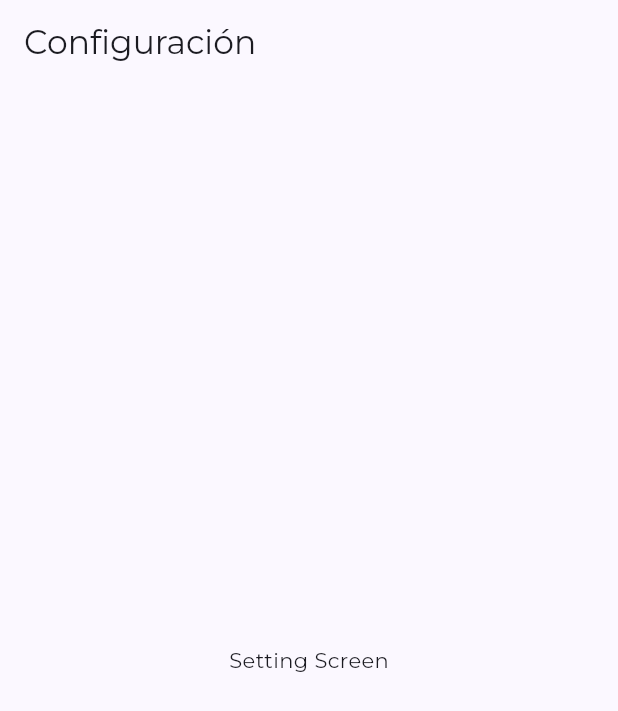
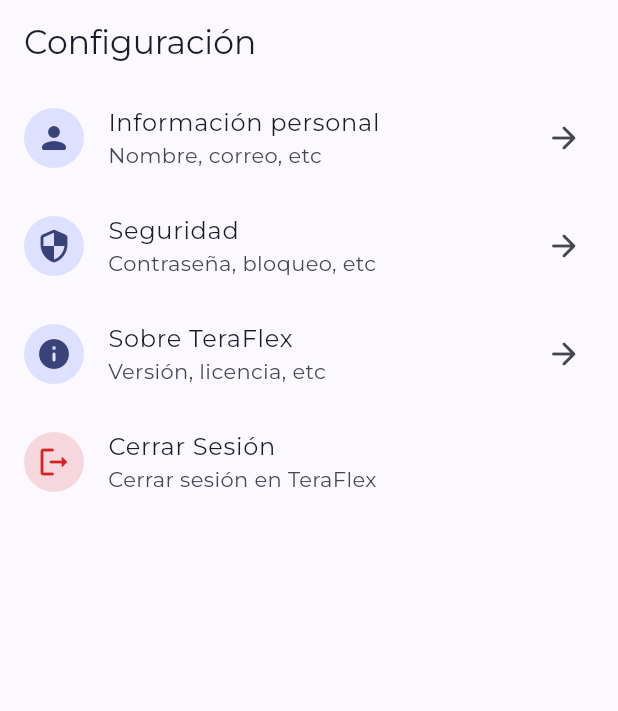
Before and after one commit to ldelacruzg/teraflex-mobile, a Flutter app: the SettingScreen screen opened by its route, on a phone screen of 412 x 824 dp. Shown: the top 711 px of the screen. Run offline on Flutter 3.47's test engine with Material 3 defaults, Android fonts, the phone set to English and light mode, and no system bars; our stand-ins replace dio, flutter_dotenv, go_router, isar, jwt_decoder; accounts and stored records are empty; generated files the repository leaves out were written again; project files that could hold a hidden picture were left out.

Commit message:
feat: add settings screen with its options without implementation

```diff
--- a/lib/config/router/app_router.dart
+++ b/lib/config/router/app_router.dart
@@ -1,6 +1,8 @@
 import 'package:go_router/go_router.dart';
 import 'package:teraflex_mobile/features/auth/ui/screens/login_screen.dart';
 import 'package:teraflex_mobile/features/home/ui/screens/home_screen.dart';
+import 'package:teraflex_mobile/features/settings/ui/screens/profile/profile_view.dart';
+import 'package:teraflex_mobile/features/settings/ui/screens/security/security_view.dart';
 import 'package:teraflex_mobile/features/settings/ui/screens/setting_screen.dart';
 import 'package:teraflex_mobile/features/welcome_messages/ui/screens/welcome_messages_screen.dart';
 
@@ -27,6 +29,18 @@ final appRouter = GoRouter(
       path: '/settings',
       name: SettingScreen.name,
       builder: (context, state) => const SettingScreen(),
+      routes: [
+        GoRoute(
+          path: 'profile',
+          name: ProfileScreen.name,
+          builder: (context, state) => const ProfileScreen(),
+        ),
+        GoRoute(
+          path: 'security',
+          name: SecurityScreen.name,
+          builder: (context, state) => const SecurityScreen(),
+        ),
+      ],
     ),
   ],
 );
--- a/lib/features/settings/ui/screens/setting_screen.dart
+++ b/lib/features/settings/ui/screens/setting_screen.dart
@@ -1,7 +1,9 @@
 import 'package:flutter/material.dart';
+import 'package:go_router/go_router.dart';
 
 class SettingScreen extends StatelessWidget {
   static String name = 'setting_screen';
+
   const SettingScreen({super.key});
 
   @override
@@ -10,8 +12,48 @@ class SettingScreen extends StatelessWidget {
       appBar: AppBar(
         title: const Text('Configuración'),
       ),
-      body: const Center(
-        child: Text('Setting Screen'),
+      body: ListView(
+        children: [
+          ListTile(
+            title: const Text('Información personal'),
+            subtitle: const Text('Nombre, correo, etc'),
+            leading: const CircleAvatar(child: Icon(Icons.person_rounded)),
+            trailing: const Icon(Icons.arrow_forward_rounded),
+            onTap: () {
+              context.push('/settings/profile');
+            },
+          ),
+          ListTile(
+            title: const Text('Seguridad'),
+            subtitle: const Text('Contraseña, bloqueo, etc'),
+            leading: const CircleAvatar(child: Icon(Icons.security_rounded)),
+            trailing: const Icon(Icons.arrow_forward_rounded),
+            onTap: () {
+              context.push('/settings/security');
+            },
+          ),
+          ListTile(
+            title: const Text('Sobre TeraFlex'),
+            subtitle: const Text('Versión, licencia, etc'),
+            leading: const CircleAvatar(child: Icon(Icons.info_rounded)),
+            trailing: const Icon(Icons.arrow_forward_rounded),
+            onTap: () {
+              context.push('/settings/about');
+            },
+          ),
+          ListTile(
+            title: const Text('Cerrar Sesión'),
+            subtitle: const Text('Cerrar sesión en TeraFlex'),
+            leading: const CircleAvatar(
+              backgroundColor: Color.fromRGBO(218, 31, 31, 0.15),
+              child: Icon(
+                Icons.logout_rounded,
+                color: Color.fromRGBO(218, 31, 31, 1),
+              ),
+            ),
+            onTap: () {},
+          )
+        ],
       ),
     );
   }
```
Also changed, not shown: lib/features/settings/ui/screens/profile/profile_view.dart (added, +19 -0 lines), lib/features/settings/ui/screens/security/security_view.dart (added, +19 -0 lines).
